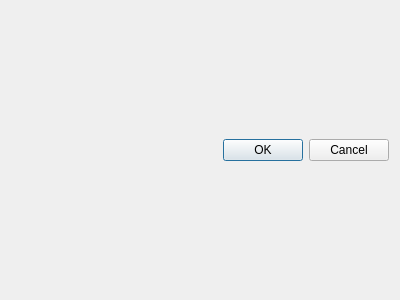
First picture: the form in src/mapclient/widgets/qt/optionsdialog.ui, repository MusculoskeletalAtlasProject/mapclient, before the edit.
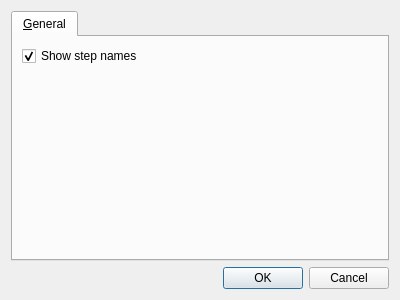
Second picture: the form after the edit.

Commit message: Add options manager and an option to show and hide the step name.  Change from displaying the step name in the step to below it.  Modify tooltip for a step in the workflow canvas to show the step identifier.

```diff
--- a/src/mapclient/widgets/qt/optionsdialog.ui
+++ b/src/mapclient/widgets/qt/optionsdialog.ui
@@ -14,6 +14,40 @@
    <string>Options</string>
   </property>
   <layout class="QVBoxLayout" name="verticalLayout">
+   <item>
+    <widget class="QTabWidget" name="tabWidget">
+     <widget class="QWidget" name="tabGeneral">
+      <attribute name="title">
+       <string>&amp;General</string>
+      </attribute>
+      <layout class="QVBoxLayout" name="verticalLayout_2">
+       <item>
+        <widget class="QCheckBox" name="checkBoxShowStepNames">
+         <property name="text">
+          <string>Show step names</string>
+         </property>
+         <property name="checked">
+          <bool>true</bool>
+         </property>
+        </widget>
+       </item>
+       <item>
+        <spacer name="verticalSpacer">
+         <property name="orientation">
+          <enum>Qt::Vertical</enum>
+         </property>
+         <property name="sizeHint" stdset="0">
+          <size>
+           <width>20</width>
+           <height>40</height>
+          </size>
+         </property>
+        </spacer>
+       </item>
+      </layout>
+     </widget>
+    </widget>
+   </item>
    <item>
     <widget class="QDialogButtonBox" name="buttonBox">
      <property name="orientation">
```
The commit also changes 19 other files.
